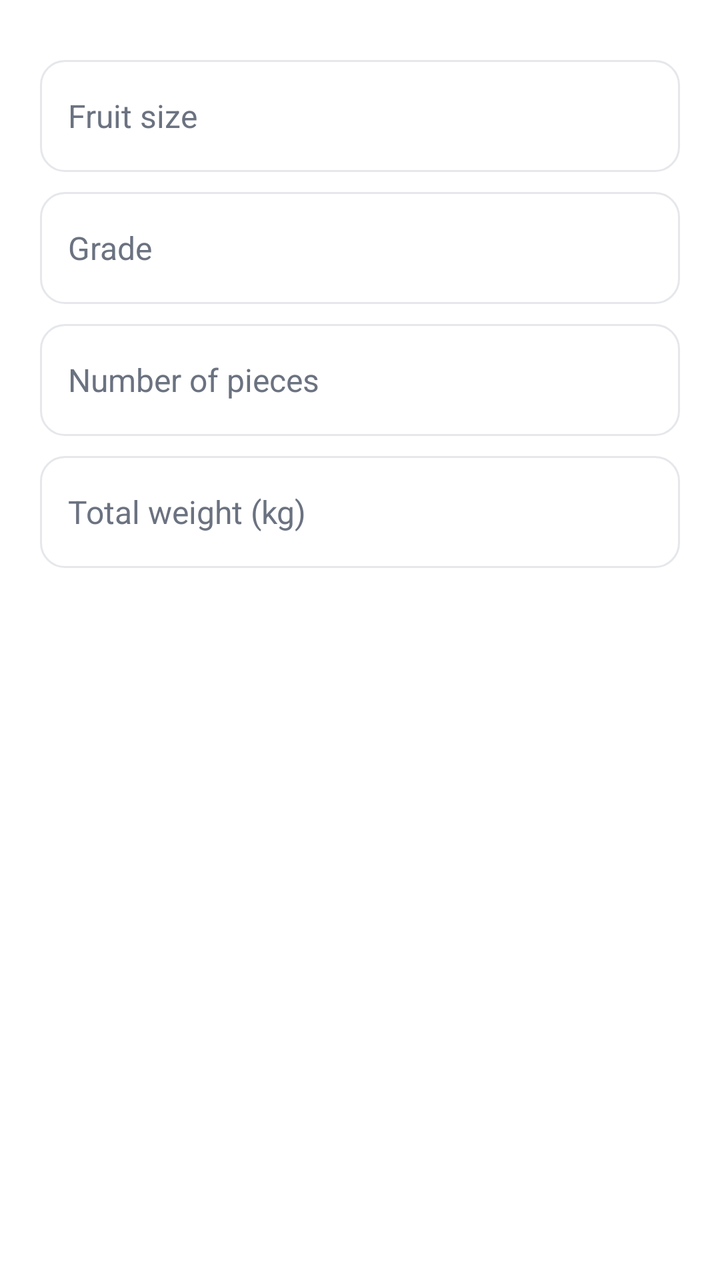
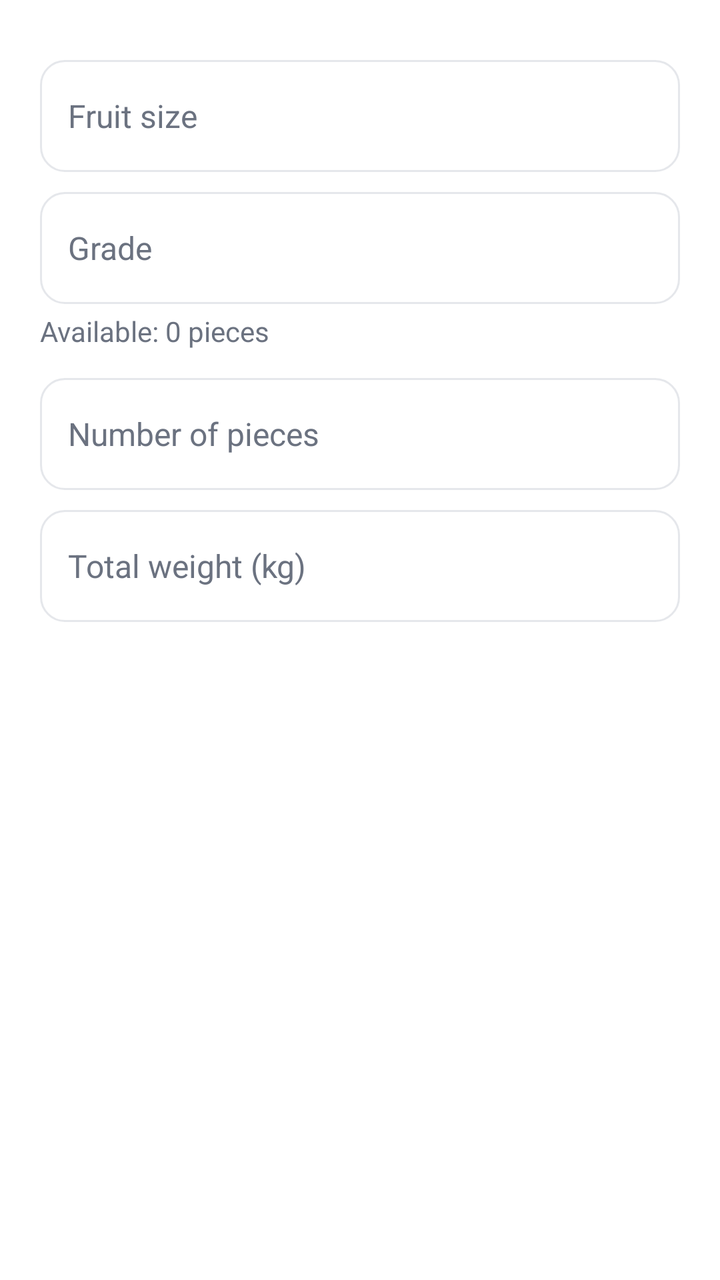

The first picture is an Android layout as it rendered before a commit; the second is the same layout after the commit. The layout source and the unified diff follow.
<!-- AndroidManifest.xml: application theme Theme.DragonView -->
<!-- res/layout/dialog_sale_item.xml -->
<?xml version="1.0" encoding="utf-8"?>
<LinearLayout xmlns:android="http://schemas.android.com/apk/res/android"
    android:layout_width="match_parent" android:layout_height="wrap_content" android:background="@color/white" android:orientation="vertical" android:padding="20dp">
    <AutoCompleteTextView android:id="@+id/sizeInput" style="@style/Widget.DragonView.DialogField" android:hint="Fruit size" android:inputType="none" />
    <AutoCompleteTextView android:id="@+id/gradeInput" style="@style/Widget.DragonView.DialogField" android:hint="Grade" android:inputType="none" />
    <EditText android:id="@+id/piecesInput" style="@style/Widget.DragonView.DialogField" android:hint="Number of pieces" android:inputType="number" />
    <EditText android:id="@+id/weightInput" style="@style/Widget.DragonView.DialogField" android:hint="Total weight (kg)" android:inputType="numberDecimal" />
    <TextView android:id="@+id/errorText" android:layout_width="match_parent" android:layout_height="wrap_content" android:textColor="@color/dragon_error" />
</LinearLayout>
<!-- resources referenced by this layout -->
<resources>
  <color name="dragon_error">#E11D48</color>
  <color name="ink">#212121</color>
  <style name="Theme.DragonView.Base" parent="Theme.Material3.DayNight.NoActionBar">
          <item name="colorPrimary">@color/dragon_magenta</item>
          <item name="colorOnPrimary">@color/white</item>
          <item name="colorPrimaryContainer">@color/dragon_surface_variant</item>
          <item name="colorOnPrimaryContainer">@color/dragon_magenta_dark</item>
          <item name="colorSecondary">@color/dragon_green</item>
          <item name="colorOnSecondary">@color/white</item>
          <item name="colorSecondaryContainer">@color/dragon_green_soft</item>
          <item name="colorOnSecondaryContainer">@color/black</item>
          <item name="colorTertiary">@color/plum_orchid_400</item>
          <item name="colorSurface">@color/dragon_surface</item>
          <item name="colorSurfaceContainer">@color/white</item>
          <item name="colorOnSurface">@color/black</item>
          <item name="colorOutline">@color/dragon_outline</item>
          <item name="colorError">@color/dragon_error</item>
          <item name="android:fontFamily">sans-serif</item>
          <item name="fontFamily">sans-serif</item>
          <item name="materialButtonStyle">@style/Widget.DragonView.Button</item>
          <item name="materialCardViewStyle">@style/Widget.DragonView.Card</item>
          <item name="textInputStyle">@style/Widget.DragonView.TextInputLayout</item>
          <item name="shapeAppearanceSmallComponent">@style/ShapeAppearance.DragonView.Small</item>
          <item name="shapeAppearanceMediumComponent">@style/ShapeAppearance.DragonView.Medium</item>
          <item name="shapeAppearanceLargeComponent">@style/ShapeAppearance.DragonView.Large</item>
          <item name="textAppearanceHeadlineSmall">@style/TextAppearance.DragonView.HeadlineSmall</item>
          <item name="textAppearanceTitleLarge">@style/TextAppearance.DragonView.TitleLarge</item>
          <item name="textAppearanceTitleMedium">@style/TextAppearance.DragonView.TitleMedium</item>
          <item name="textAppearanceBodyLarge">@style/TextAppearance.DragonView.BodyLarge</item>
          <item name="textAppearanceBodyMedium">@style/TextAppearance.DragonView.BodyMedium</item>
          <item name="android:windowLightStatusBar">false</item>
          <item name="android:statusBarColor">@color/dragon_magenta_dark</item>
          <item name="android:navigationBarColor">@color/white</item>
          <item name="android:colorAccent">@color/dragon_magenta</item>
          <item name="android:windowBackground">@color/warm_ivory</item>
      </style>
  <color name="dragon_magenta">#E91E63</color>
  <color name="dragon_magenta_dark">#C2185B</color>
  <color name="dragon_green">#15803D</color>
  <color name="plum_orchid_400">#F06292</color>
  <style name="Widget.DragonView.Button" parent="Widget.Material3.Button">
          <item name="shapeAppearance">@style/ShapeAppearance.DragonView.Small</item>
          <item name="android:minHeight">@dimen/button_height</item>
          <item name="android:minWidth">@dimen/touch_target</item>
          <item name="android:paddingStart">16dp</item>
          <item name="android:paddingEnd">16dp</item>
          <item name="android:textAllCaps">false</item>
          <item name="android:fontFamily">sans-serif-medium</item>
          <item name="android:textSize">14sp</item>
          <item name="android:letterSpacing">0.01</item>
          <item name="iconPadding">8dp</item>
          <item name="android:insetTop">0dp</item>
          <item name="android:insetBottom">0dp</item>
      </style>
  <style name="Widget.DragonView.TextInputLayout" parent="Widget.Material3.TextInputLayout.OutlinedBox">
          <item name="shapeAppearance">@style/ShapeAppearance.DragonView.Small</item>
          <item name="boxBackgroundColor">@color/dragon_surface_alt</item>
          <item name="boxStrokeColor">@color/dragon_outline</item>
          <item name="boxStrokeWidth">1dp</item>
          <item name="boxStrokeWidthFocused">2dp</item>
          <item name="hintTextColor">@color/muted_ink</item>
      </style>
  <color name="warm_ivory">#F9FAFB</color>
  <color name="dragon_surface_alt">#F3F4F6</color>
  <!-- unchanged entries left out for length: 22 -->
</resources>

<!-- the commit's change to res/layout/dialog_sale_item.xml (unified diff, before → after) -->
@@ -3,6 +3,7 @@
     android:layout_width="match_parent" android:layout_height="wrap_content" android:background="@color/white" android:orientation="vertical" android:padding="20dp">
     <AutoCompleteTextView android:id="@+id/sizeInput" style="@style/Widget.DragonView.DialogField" android:hint="Fruit size" android:inputType="none" />
     <AutoCompleteTextView android:id="@+id/gradeInput" style="@style/Widget.DragonView.DialogField" android:hint="Grade" android:inputType="none" />
+    <TextView android:id="@+id/availableText" android:layout_width="match_parent" android:layout_height="wrap_content" android:layout_marginTop="4dp" android:layout_marginBottom="4dp" android:text="Available: 0 pieces" android:textColor="@color/muted_ink" />
     <EditText android:id="@+id/piecesInput" style="@style/Widget.DragonView.DialogField" android:hint="Number of pieces" android:inputType="number" />
     <EditText android:id="@+id/weightInput" style="@style/Widget.DragonView.DialogField" android:hint="Total weight (kg)" android:inputType="numberDecimal" />
     <TextView android:id="@+id/errorText" android:layout_width="match_parent" android:layout_height="wrap_content" android:textColor="@color/dragon_error" />
<!-- resource entries referenced after the edit -->
@@ -1,7 +1,7 @@
 <!-- resources referenced by this layout -->
 <resources>
-  <color name="dragon_error">#E11D48</color>
-  <color name="ink">#212121</color>
+  <color name="dragon_error">#B3261E</color>
+  <color name="ink">#1F2937</color>
   <style name="Theme.DragonView.Base" parent="Theme.Material3.DayNight.NoActionBar">
           <item name="colorPrimary">@color/dragon_magenta</item>
           <item name="colorOnPrimary">@color/white</item>
@@ -31,15 +31,15 @@
           <item name="textAppearanceBodyLarge">@style/TextAppearance.DragonView.BodyLarge</item>
           <item name="textAppearanceBodyMedium">@style/TextAppearance.DragonView.BodyMedium</item>
           <item name="android:windowLightStatusBar">false</item>
-          <item name="android:statusBarColor">@color/dragon_magenta_dark</item>
+          <item name="android:statusBarColor">@color/dragon_magenta</item>
           <item name="android:navigationBarColor">@color/white</item>
           <item name="android:colorAccent">@color/dragon_magenta</item>
           <item name="android:windowBackground">@color/warm_ivory</item>
       </style>
-  <color name="dragon_magenta">#E91E63</color>
-  <color name="dragon_magenta_dark">#C2185B</color>
-  <color name="dragon_green">#15803D</color>
-  <color name="plum_orchid_400">#F06292</color>
+  <color name="dragon_magenta">@color/obsidian_plum_600</color>
+  <color name="dragon_magenta_dark">@color/obsidian_plum_800</color>
+  <color name="dragon_green">#16A34A</color>
+  <color name="plum_orchid_400">#EC5B8D</color>
   <style name="Widget.DragonView.Button" parent="Widget.Material3.Button">
           <item name="shapeAppearance">@style/ShapeAppearance.DragonView.Small</item>
           <item name="android:minHeight">@dimen/button_height</item>
@@ -53,17 +53,21 @@
           <item name="iconPadding">8dp</item>
           <item name="android:insetTop">0dp</item>
           <item name="android:insetBottom">0dp</item>
+          <item name="backgroundTint">@color/button_primary_background</item>
+          <item name="android:textColor">@color/button_primary_text</item>
+          <item name="rippleColor">@color/plum_orchid_400</item>
       </style>
   <style name="Widget.DragonView.TextInputLayout" parent="Widget.Material3.TextInputLayout.OutlinedBox">
           <item name="shapeAppearance">@style/ShapeAppearance.DragonView.Small</item>
-          <item name="boxBackgroundColor">@color/dragon_surface_alt</item>
+          <item name="boxBackgroundColor">@color/white</item>
           <item name="boxStrokeColor">@color/dragon_outline</item>
           <item name="boxStrokeWidth">1dp</item>
           <item name="boxStrokeWidthFocused">2dp</item>
           <item name="hintTextColor">@color/muted_ink</item>
       </style>
-  <color name="warm_ivory">#F9FAFB</color>
-  <color name="dragon_surface_alt">#F3F4F6</color>
+  <color name="warm_ivory">#F7F8FA</color>
+  <color name="obsidian_plum_600">#D81B60</color>
+  <color name="obsidian_plum_800">#AD1457</color>
   <!-- unchanged entries left out for length: 22 -->
 </resources>
 
